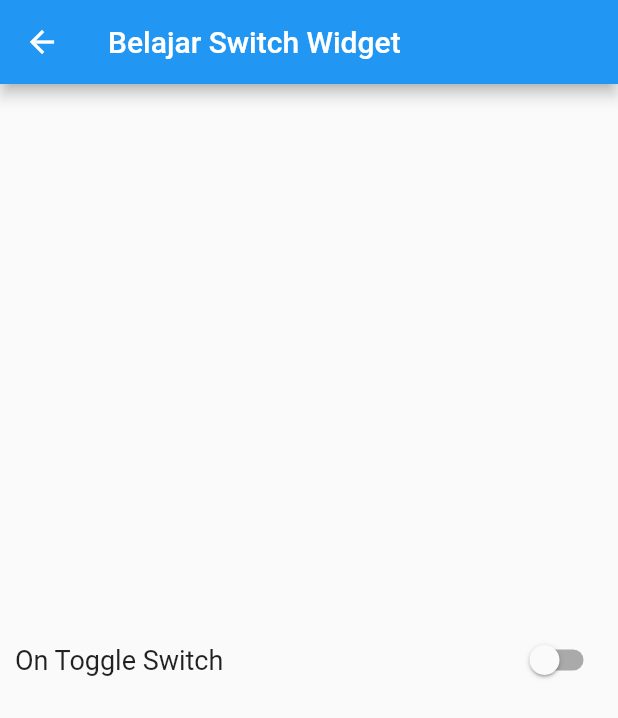
After one commit to dofirfauzi/belajar_flutter, a Flutter app: the SwitchWidget screen opened by its route, on a phone screen of 412 x 824 dp. The commit adds this screen. Shown: the top 718 px of the screen. Run offline on Flutter 3.47's test engine with Material 2 defaults, Android fonts, the phone set to English and light mode, and no system bars.

Commit message:
belajar switch widget

```diff
--- a/lib/model/menu.dart
+++ b/lib/model/menu.dart
@@ -22,4 +22,5 @@ var menus = [
   Menu(name: 'Belajar Text Filed Widget', page: TextFieldWidget.routeName),
   Menu(name: 'Belajar Dialog Widget', page: DialogWidget.routeName),
   Menu(name: 'Belajar Navigation', page: BelajarNavigation.routeName),
+  Menu(name: 'Belajar Switch Widget', page: SwitchWidget.routeName),
 ];
--- a/lib/routes.dart
+++ b/lib/routes.dart
@@ -14,4 +14,5 @@ final Map<String, WidgetBuilder> routes = {
   TextFieldWidget.routeName: (context) => const TextFieldWidget(),
   DialogWidget.routeName: (context) => const DialogWidget(),
   BelajarNavigation.routeName: (context) => const BelajarNavigation(),
+  SwitchWidget.routeName: (context) => const SwitchWidget(),
 };
--- a/lib/screen/screen.dart
+++ b/lib/screen/screen.dart
@@ -10,3 +10,4 @@ export './tab_bar_widget/tab_bar_widget.dart';
 export './text_field_widget/text_field_widget.dart';
 export './dialog_widget/dialog_widget.dart';
 export './navigation/navigation.dart';
+export './switch_widget/switch_widget.dart';
--- /dev/null
+++ b/lib/screen/switch_widget/switch_widget.dart
@@ -0,0 +1,42 @@
+import 'package:flutter/material.dart';
+
+class SwitchWidget extends StatefulWidget {
+  const SwitchWidget({super.key});
+
+  static String routeName = 'belajar_switch_widget';
+
+  @override
+  State<SwitchWidget> createState() => _SwitchWidgetState();
+}
+
+class _SwitchWidgetState extends State<SwitchWidget> {
+  bool switchVallue = false;
+  @override
+  Widget build(BuildContext context) {
+    return Scaffold(
+      appBar: AppBar(title: const Text('Belajar Switch Widget')),
+      body: Center(
+        child: Padding(
+          padding: const EdgeInsets.all(10),
+          child: Row(
+            mainAxisAlignment: MainAxisAlignment.spaceBetween,
+            children: [
+              Text(
+                switchVallue == true ? 'Off Toggel Switch' : 'On Toggle Switch',
+                style: const TextStyle(fontSize: 18),
+              ),
+              Switch.adaptive(
+                  activeColor: Colors.blue,
+                  value: switchVallue,
+                  onChanged: (value) {
+                    setState(() {
+                      switchVallue = !switchVallue;
+                    });
+                  }),
+            ],
+          ),
+        ),
+      ),
+    );
+  }
+}
```
